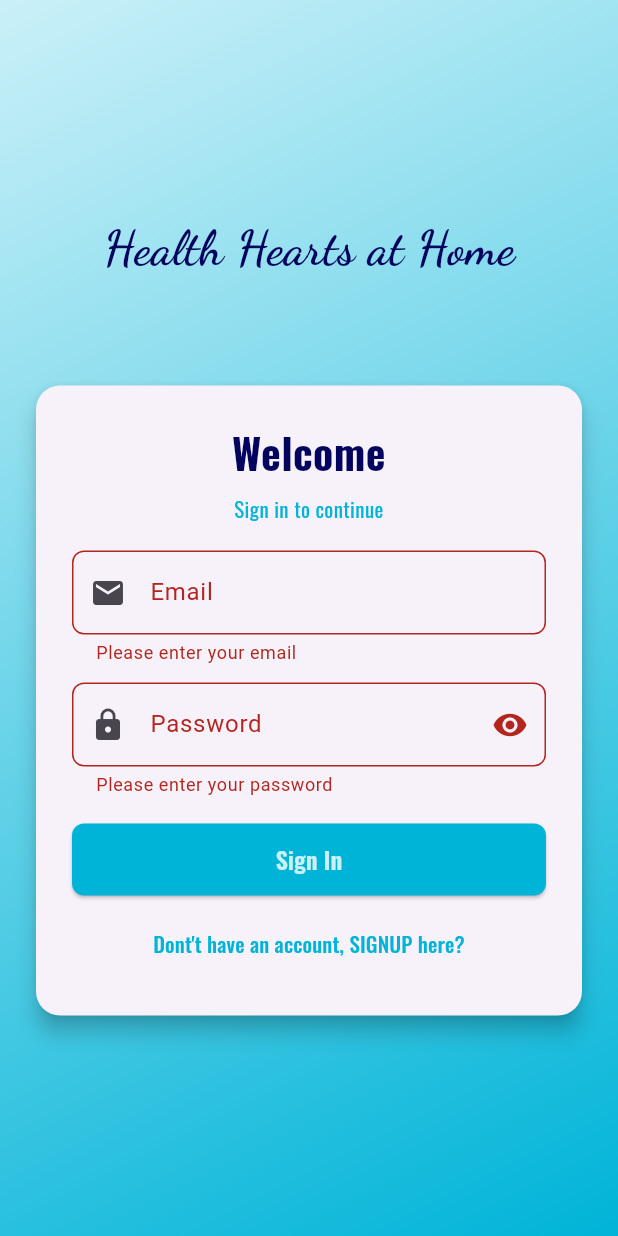
After one commit to aymanabdeenn/health_hearts_at_home, a Flutter app: the LoginPage screen opened directly, after a tap on "Sign In", on a phone screen of 412 x 824 dp. The commit adds this screen. Run offline on Flutter 3.47's test engine with Material 3 defaults, Android fonts, the phone set to English and light mode, and no system bars; our stand-ins replace google_fonts.

Commit message:
Made the login page

```diff
--- a/frontend/hhah/lib/hhah.dart
+++ b/frontend/hhah/lib/hhah.dart
@@ -10,6 +10,7 @@ import 'package:hhah/screens/care-giver-screens/hospital_info.dart';
 import 'package:hhah/screens/care-giver-screens/caregiver.dart';
 import 'package:hhah/screens/care-giver-screens/track_your_child.dart';
 import 'package:hhah/screens/care-giver-screens/general_child_care_info.dart';
+import 'package:hhah/screens/auth-screens/login-page.dart';
 
 class Hhah extends StatefulWidget {
   const Hhah({super.key});
@@ -73,13 +74,12 @@ class _HhahState extends State<Hhah> {
 
   @override
   Widget build(BuildContext context) {
-    return MaterialApp(
-      home: Scaffold(
+    return Scaffold(
       appBar: AppBar(
         backgroundColor: AppColors.secondaryBGColor,
         title: Text(
           "Health Hearts at Home",
-            style: GoogleFonts.oswald(
+          style: GoogleFonts.dancingScript(
             color: AppColors.primaryBGColor,
             fontSize: 24,
             fontWeight: FontWeight.bold,
@@ -106,7 +106,6 @@ class _HhahState extends State<Hhah> {
         ),
         child: _buildActiveScreen(),
       ),
-      ),
     );
   }
 }
--- a/frontend/hhah/lib/main.dart
+++ b/frontend/hhah/lib/main.dart
@@ -1,6 +1,7 @@
 import 'package:flutter/material.dart';
 import 'hhah.dart';
+import 'package:hhah/screens/auth-screens/login-page.dart';
 
 void main() {
-  runApp(const Hhah());
+  runApp(const MaterialApp(home: Hhah()));
 }
--- /dev/null
+++ b/frontend/hhah/lib/screens/auth-screens/login-page.dart
@@ -0,0 +1,89 @@
+import 'package:flutter/material.dart';
+import 'package:google_fonts/google_fonts.dart';
+import 'package:hhah/colors/app_colors.dart';
+import 'package:hhah/widgets/login-widgets/login-form.dart';
+
+class LoginPage extends StatelessWidget {
+  const LoginPage({super.key});
+
+  @override
+  Widget build(BuildContext context) {
+    return Scaffold(
+      body: Container(
+        decoration: BoxDecoration(
+          gradient: LinearGradient(
+            colors: [AppColors.primaryBGColor, AppColors.secondaryBGColor],
+            begin: Alignment.topLeft,
+            end: Alignment.bottomRight,
+          ),
+        ),
+        child: Center(
+          child: SingleChildScrollView(
+            padding: const EdgeInsets.all(20),
+            child: ConstrainedBox(
+              constraints: const BoxConstraints(maxWidth: 420),
+              child: Column(
+                children: [
+                  Text(
+                    'Health Hearts at Home',
+                    style: GoogleFonts.dancingScript(
+                      fontSize: 32,
+                      fontWeight: FontWeight.bold,
+                      color: AppColors.tertiaryBGColor,
+                    ),
+                  ),
+                  SizedBox(height: 64),
+                  Card(
+                    shape: RoundedRectangleBorder(
+                      borderRadius: BorderRadius.circular(16),
+                    ),
+                    elevation: 6,
+                    child: Padding(
+                      padding: const EdgeInsets.all(24),
+                      child: Column(
+                        mainAxisSize: MainAxisSize.min,
+                        crossAxisAlignment: CrossAxisAlignment.stretch,
+                        children: [
+                          Text(
+                            'Welcome',
+                            textAlign: TextAlign.center,
+                            style: GoogleFonts.oswald(
+                              fontSize: 28,
+                              fontWeight: FontWeight.w700,
+                              color: AppColors.tertiaryBGColor,
+                            ),
+                          ),
+                          const SizedBox(height: 8),
+                          Text(
+                            'Sign in to continue',
+                            textAlign: TextAlign.center,
+                            style: GoogleFonts.oswald(
+                              fontSize: 14,
+                              color: AppColors.secondaryBGColor,
+                            ),
+                          ),
+                          const SizedBox(height: 18),
+                          const LoginForm(),
+                          const SizedBox(height: 8),
+                          TextButton(
+                            onPressed: () {},
+                            child: Text(
+                              'Dont\'t have an account, SIGNUP here?',
+                              style: GoogleFonts.oswald(
+                                color: AppColors.secondaryBGColor,
+                              ),
+                            ),
+                          ),
+                        ],
+                      ),
+                    ),
+                  ),
+                ],
+              ),
+            ),
+          ),
+        ),
+      ),
+    );
+  }
+}
--- /dev/null
+++ b/frontend/hhah/lib/widgets/login-widgets/login-form.dart
@@ -0,0 +1,105 @@
+import 'package:flutter/material.dart';
+import 'package:google_fonts/google_fonts.dart';
+import 'package:hhah/colors/app_colors.dart';
+
+class LoginForm extends StatefulWidget {
+  const LoginForm({super.key});
+
+  @override
+  State<LoginForm> createState() => _LoginFormState();
+}
+
+class _LoginFormState extends State<LoginForm> {
+  final _formKey = GlobalKey<FormState>();
+  final TextEditingController _emailController = TextEditingController();
+  final TextEditingController _passwordController = TextEditingController();
+  bool _obscure = true;
+
+  @override
+  void dispose() {
+    _emailController.dispose();
+    _passwordController.dispose();
+    super.dispose();
+  }
+
+  void _submit() {
+    if (_formKey.currentState?.validate() ?? false) {
+      ScaffoldMessenger.of(
+        context,
+      ).showSnackBar(const SnackBar(content: Text('Logging in...')));
+      // TODO: hook into auth logic
+    }
+  }
+
+  @override
+  Widget build(BuildContext context) {
+    return Form(
+      key: _formKey,
+      child: Column(
+        crossAxisAlignment: CrossAxisAlignment.stretch,
+        children: [
+          TextFormField(
+            controller: _emailController,
+            keyboardType: TextInputType.emailAddress,
+            decoration: InputDecoration(
+              labelText: 'Email',
+              prefixIcon: const Icon(Icons.email),
+              border: OutlineInputBorder(
+                borderRadius: BorderRadius.circular(8),
+              ),
+            ),
+            validator: (v) {
+              if (v == null || v.isEmpty) return 'Please enter your email';
+              if (!RegExp(r"^[^@\s]+@[^@\s]+\.[^@\s]+$").hasMatch(v)) {
+                return 'Enter a valid email';
+              }
+              return null;
+            },
+          ),
+          const SizedBox(height: 12),
+          TextFormField(
+            controller: _passwordController,
+            obscureText: _obscure,
+            decoration: InputDecoration(
+              labelText: 'Password',
+              prefixIcon: const Icon(Icons.lock),
+              suffixIcon: IconButton(
+                icon: Icon(_obscure ? Icons.visibility : Icons.visibility_off),
+                onPressed: () => setState(() => _obscure = !_obscure),
+              ),
+              border: OutlineInputBorder(
+                borderRadius: BorderRadius.circular(8),
+              ),
+            ),
+            validator: (v) {
+              if (v == null || v.isEmpty) return 'Please enter your password';
+              if (v.length < 6) return 'Password must be at least 6 characters';
+              return null;
+            },
+          ),
+          const SizedBox(height: 18),
+          SizedBox(
+            height: 48,
+            child: ElevatedButton(
+              style: ElevatedButton.styleFrom(
+                backgroundColor: AppColors.secondaryBGColor,
+                shape: RoundedRectangleBorder(
+                  borderRadius: BorderRadius.circular(8),
+                ),
+                textStyle: GoogleFonts.oswald(
+                  fontSize: 16,
+                  fontWeight: FontWeight.w600,
+                ),
+              ),
+              onPressed: _submit,
+              child: Text(
+                'Sign In',
+                style: GoogleFonts.oswald(color: AppColors.primaryBGColor),
+              ),
+            ),
+          ),
+        ],
+      ),
+    );
+  }
+}
```
Lines whose indentation alone changed are shown as unchanged.
